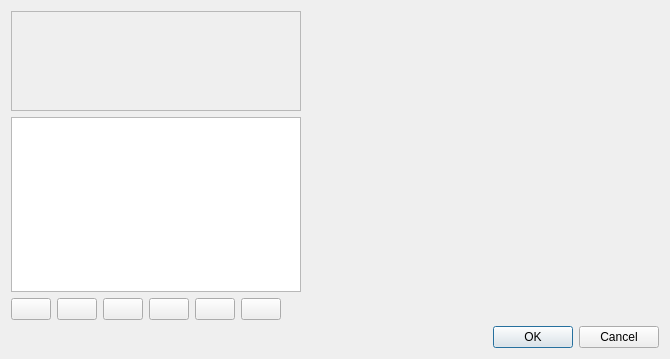
First picture: the form in src/ui/qgssymbolv2selectordialogbase.ui, repository qgis/QGIS, before the edit.
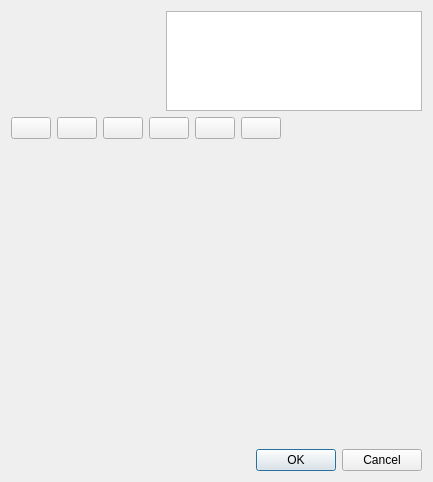
Second picture: the form after the edit.

Commit message: Add style tab and start supporting live styles!!!

The edit to the form file:
```diff
--- a/src/ui/qgssymbolv2selectordialogbase.ui
+++ b/src/ui/qgssymbolv2selectordialogbase.ui
@@ -6,16 +6,16 @@
    <rect>
     <x>0</x>
     <y>0</y>
-    <width>670</width>
-    <height>359</height>
+    <width>433</width>
+    <height>482</height>
    </rect>
   </property>
   <property name="windowTitle">
    <string>Symbol selector</string>
   </property>
-  <layout class="QGridLayout" name="gridLayout">
-   <item row="0" column="0">
-    <layout class="QVBoxLayout" name="verticalLayout">
+  <layout class="QVBoxLayout" name="verticalLayout_3">
+   <item>
+    <layout class="QHBoxLayout" name="horizontalLayout">
      <item>
       <widget class="QLabel" name="lblPreview">
        <property name="sizePolicy">
@@ -31,7 +31,7 @@
         </size>
        </property>
        <property name="frameShape">
-        <enum>QFrame::StyledPanel</enum>
+        <enum>QFrame::NoFrame</enum>
        </property>
        <property name="frameShadow">
         <enum>QFrame::Sunken</enum>
@@ -47,16 +47,24 @@
      <item>
       <widget class="QTreeView" name="layersTree">
        <property name="sizePolicy">
-        <sizepolicy hsizetype="Expanding" vsizetype="Expanding">
+        <sizepolicy hsizetype="Expanding" vsizetype="Fixed">
          <horstretch>0</horstretch>
          <verstretch>0</verstretch>
         </sizepolicy>
        </property>
+       <property name="maximumSize">
+        <size>
+         <width>16777215</width>
+         <height>100</height>
+        </size>
+       </property>
        <property name="editTriggers">
         <set>QAbstractItemView::NoEditTriggers</set>
        </property>
       </widget>
      </item>
+    </layout>
+   </item>
      <item>
       <layout class="QHBoxLayout" name="pushBtnBox">
        <property name="spacing">
@@ -161,19 +169,7 @@
        </item>
       </layout>
      </item>
-    </layout>
-   </item>
-   <item row="1" column="2">
-    <widget class="QDialogButtonBox" name="buttonBox">
-     <property name="orientation">
-      <enum>Qt::Horizontal</enum>
-     </property>
-     <property name="standardButtons">
-      <set>QDialogButtonBox::Cancel|QDialogButtonBox::Ok</set>
-     </property>
-    </widget>
-   </item>
-   <item row="0" column="1" colspan="2">
+   <item>
     <widget class="QFrame" name="frame">
      <property name="sizePolicy">
       <sizepolicy hsizetype="Expanding" vsizetype="Preferred">
@@ -202,12 +198,24 @@
           <verstretch>0</verstretch>
          </sizepolicy>
         </property>
-        <widget class="QWidget" name="page_2"/>
+        <widget class="QWidget" name="page_2">
+         <zorder></zorder>
+        </widget>
        </widget>
       </item>
      </layout>
     </widget>
    </item>
+   <item>
+    <widget class="QDialogButtonBox" name="buttonBox">
+     <property name="orientation">
+      <enum>Qt::Horizontal</enum>
+     </property>
+     <property name="standardButtons">
+      <set>QDialogButtonBox::Cancel|QDialogButtonBox::Ok</set>
+     </property>
+    </widget>
+   </item>
   </layout>
  </widget>
  <resources/>
```
Left out of the diff: 11 changed lines with no effect on the pictures. Lines whose indentation alone changed are shown as unchanged. The commit also changes 7 other files.
